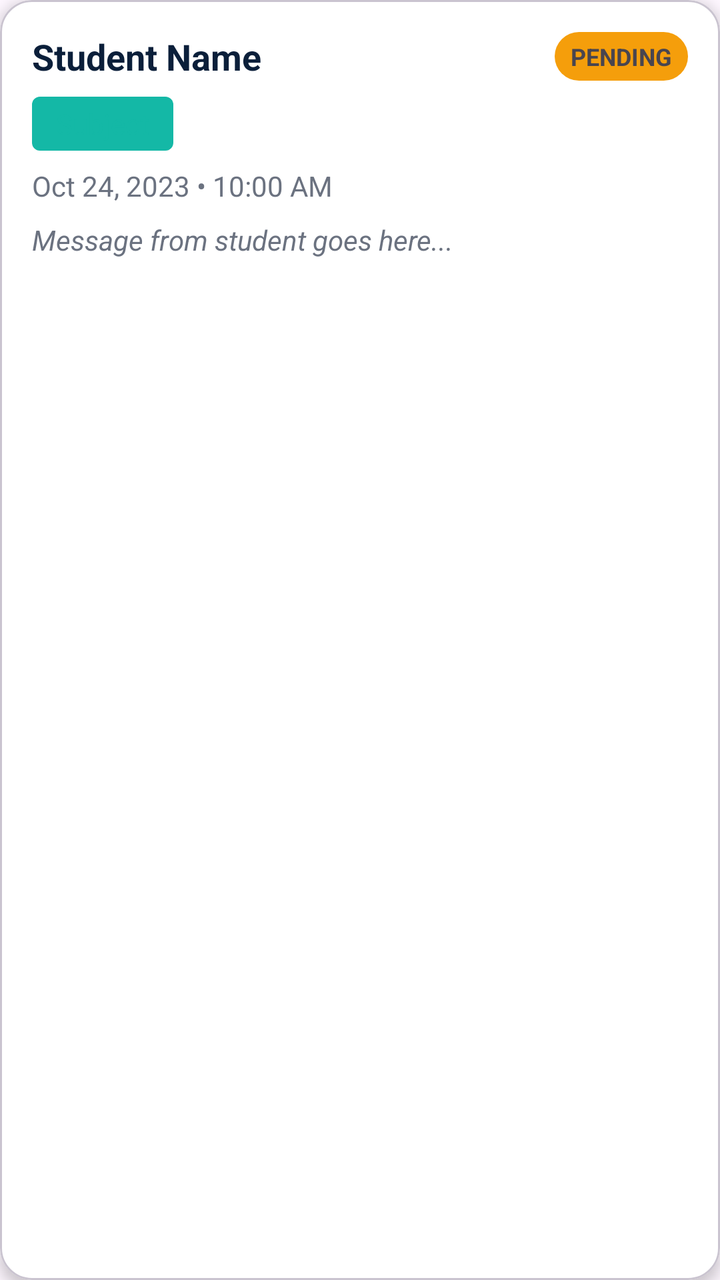
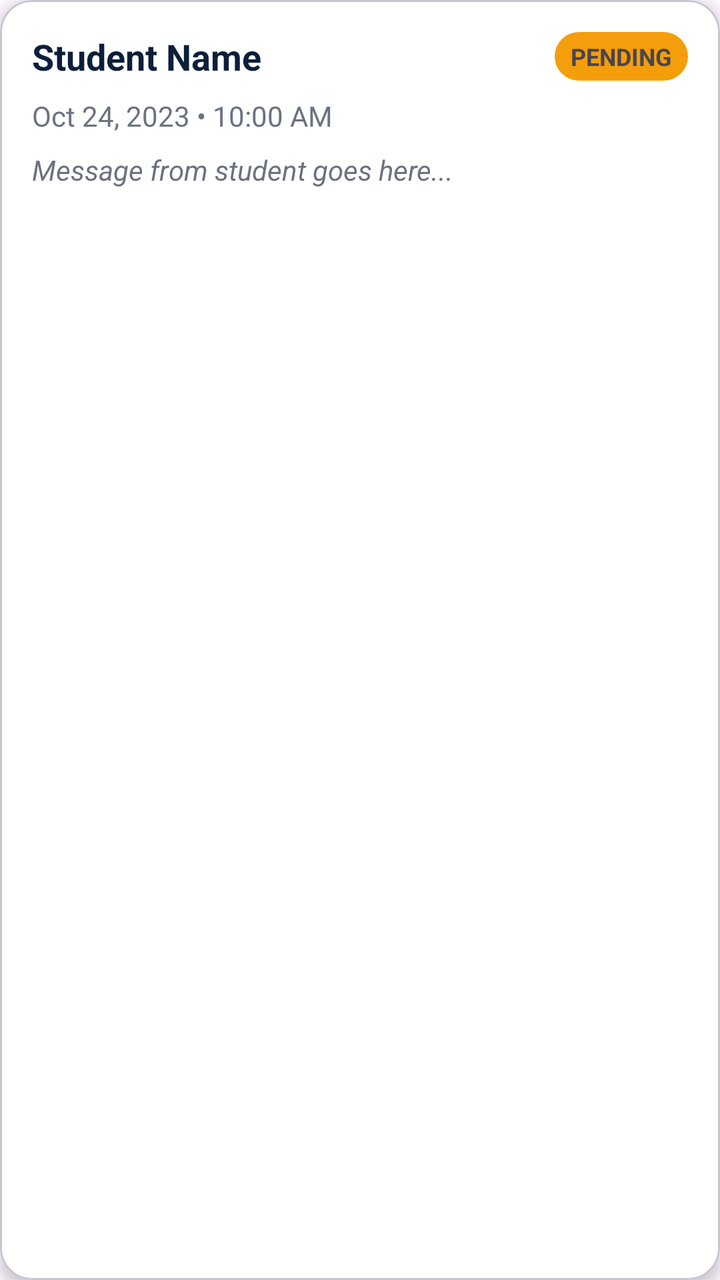

Compare the two renders of this Android layout. The source of the first and the diff that turns it into the second are given below.
<!-- AndroidManifest.xml: application theme Theme.UniAssist -->
<!-- res/layout/item_tutor_booking_card.xml -->
<?xml version="1.0" encoding="utf-8"?>
<com.google.android.material.card.MaterialCardView xmlns:android="http://schemas.android.com/apk/res/android"
    xmlns:app="http://schemas.android.com/apk/res-auto"
    android:layout_width="match_parent"
    android:layout_height="wrap_content"
    android:layout_margin="8dp"
    app:cardCornerRadius="16dp"
    app:cardElevation="4dp"
    app:cardBackgroundColor="@color/white">

    <LinearLayout
        android:layout_width="match_parent"
        android:layout_height="wrap_content"
        android:orientation="vertical"
        android:padding="16dp">

        <RelativeLayout
            android:layout_width="match_parent"
            android:layout_height="wrap_content">

            <TextView
                android:id="@+id/tvStudentName"
                android:layout_width="wrap_content"
                android:layout_height="wrap_content"
                android:text="Student Name"
                android:textColor="@color/primary"
                android:textSize="18sp"
                android:textStyle="bold" />

            <TextView
                android:id="@+id/tvStatus"
                android:layout_width="wrap_content"
                android:layout_height="wrap_content"
                android:layout_alignParentEnd="true"
                android:background="@drawable/bg_status_badge"
                android:paddingHorizontal="8dp"
                android:paddingVertical="4dp"
                android:text="Pending"
                android:textAllCaps="true"
                android:textSize="12sp"
                android:textStyle="bold" />
        </RelativeLayout>

        <TextView
            android:id="@+id/tvSubject"
            android:layout_width="wrap_content"
            android:layout_height="wrap_content"
            android:layout_marginTop="8dp"
            android:background="@drawable/bg_domain_chip"
            android:paddingHorizontal="12dp"
            android:paddingVertical="4dp"
            android:text="Subject"
            android:textColor="@color/accent"
            android:textSize="14sp" />

        <TextView
            android:id="@+id/tvDateTime"
            android:layout_width="wrap_content"
            android:layout_height="wrap_content"
            android:layout_marginTop="8dp"
            android:text="Oct 24, 2023 • 10:00 AM"
            android:textColor="@color/text_secondary"
            android:textSize="14sp" />

        <TextView
            android:id="@+id/tvMessage"
            android:layout_width="match_parent"
            android:layout_height="wrap_content"
            android:layout_marginTop="8dp"
            android:ellipsize="end"
            android:maxLines="2"
            android:text="Message from student goes here..."
            android:textColor="@color/text_secondary"
            android:textSize="14sp"
            android:textStyle="italic" />

        <LinearLayout
            android:id="@+id/layoutActions"
            android:layout_width="match_parent"
            android:layout_height="wrap_content"
            android:layout_marginTop="16dp"
            android:orientation="horizontal"
            android:visibility="gone">

            <com.google.android.material.button.MaterialButton
                android:id="@+id/btnReject"
                style="@style/Widget.MaterialComponents.Button.OutlinedButton"
                android:layout_width="0dp"
                android:layout_height="wrap_content"
                android:layout_marginEnd="8dp"
                android:layout_weight="1"
                android:text="Reject"
                android:textColor="@color/error"
                app:strokeColor="@color/error" />

            <com.google.android.material.button.MaterialButton
                android:id="@+id/btnAccept"
                android:layout_width="0dp"
                android:layout_height="wrap_content"
                android:layout_weight="1"
                android:backgroundTint="@color/accent"
                android:text="Accept"
                android:textColor="@color/white" />

        </LinearLayout>

        <com.google.android.material.button.MaterialButton
            android:id="@+id/btnJoin"
            android:layout_width="match_parent"
            android:layout_height="wrap_content"
            android:layout_marginTop="16dp"
            android:backgroundTint="@color/accent"
            android:text="Join Session"
            android:textColor="@color/white"
            android:visibility="gone"
            app:cornerRadius="8dp" />

    </LinearLayout>

</com.google.android.material.card.MaterialCardView>
<!-- resources referenced by this layout -->
<resources>
  <color name="accent">#14B8A6</color>
  <color name="error">#EF4444</color>
  <color name="primary">#0B1F3A</color>
  <color name="text_secondary">#6B7280</color>
  <color name="white">#FFFFFF</color>
  <!-- drawable bg_domain_chip (drawable) -->
  <?xml version="1.0" encoding="utf-8"?>
  <shape xmlns:android="http://schemas.android.com/apk/res/android"
      android:shape="rectangle">
      <corners android:radius="4dp" />
      <solid android:color="@color/colorAccent" />
  </shape>
  <!-- drawable bg_status_badge (drawable) -->
  <?xml version="1.0" encoding="utf-8"?>
  <shape xmlns:android="http://schemas.android.com/apk/res/android"
      android:shape="rectangle">
      <corners android:radius="20dp" />
      <solid android:color="@color/colorPending" />
  </shape>
  <style name="Theme.UniAssist" parent="Base.Theme.UniAssist">
          <item name="android:windowTranslucentStatus">false</item>
          <item name="android:windowDrawsSystemBarBackgrounds">true</item>
          <item name="android:statusBarColor">@color/primary</item>
      </style>
  <color name="colorAccent">#14B8A6</color>
  <color name="colorPending">#F59E0B</color>
  <style name="Base.Theme.UniAssist" parent="Theme.Material3.DayNight.NoActionBar">
          
          
      </style>
</resources>

<!-- the commit's change to res/layout/item_tutor_booking_card.xml (unified diff, before → after) -->
@@ -51,7 +51,8 @@
             android:paddingVertical="4dp"
             android:text="Subject"
             android:textColor="@color/accent"
-            android:textSize="14sp" />
+            android:textSize="14sp"
+            android:visibility="gone" />
 
         <TextView
             android:id="@+id/tvDateTime"
